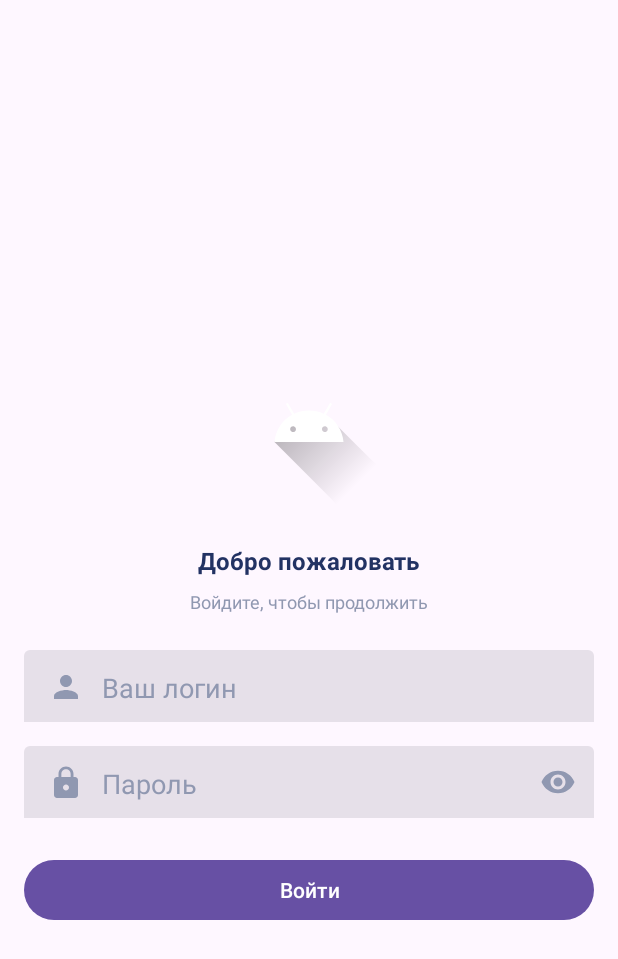
After one commit to inver8/aeon-testapp, an Android app: the fragment LoginFragment shown on its own in the app's theme, on a phone screen of 412 x 824 dp. The commit adds this screen. Shown: the top 959 px of the screen. Run offline under Robolectric (Android 15) with nearby library versions, the phone set to English and light mode, and no system bars; our stand-ins replace Dagger/Hilt's generated code; libraries missing offline, so code that uses them is left out: by.kirich1409.viewbindingdelegate.

Commit message:
Login Fragment

```diff
--- /dev/null
+++ b/app/src/main/java/ru/aeon/testapp/presentation/ui/auth/LoginFragment.kt
@@ -0,0 +1,22 @@
+package ru.aeon.testapp.presentation.ui.auth
+
+import android.os.Bundle
+import android.view.View
+import androidx.fragment.app.Fragment
+import androidx.fragment.app.viewModels
+import by.kirich1409.viewbindingdelegate.viewBinding
+import dagger.hilt.android.AndroidEntryPoint
+import ru.aeon.testapp.R
+import ru.aeon.testapp.databinding.FragmentLoginBinding
+
+@AndroidEntryPoint
+class LoginFragment : Fragment(R.layout.fragment_login) {
+
+    private val binding by viewBinding(FragmentLoginBinding::bind)
+    private val viewModel: LoginViewModel by viewModels()
+
+    override fun onViewCreated(view: View, savedInstanceState: Bundle?) {
+        super.onViewCreated(view, savedInstanceState)
+
+    }
+}
--- /dev/null
+++ b/app/src/main/java/ru/aeon/testapp/presentation/ui/auth/LoginViewModel.kt
@@ -0,0 +1,13 @@
+package ru.aeon.testapp.presentation.ui.auth
+
+import androidx.lifecycle.ViewModel
+import dagger.hilt.android.lifecycle.HiltViewModel
+import javax.inject.Inject
+
+@HiltViewModel
+class LoginViewModel @Inject constructor(
+
+): ViewModel() {
+
+
+}
--- /dev/null
+++ b/app/src/main/res/color/edit_error_color_selector.xml
@@ -0,0 +1,5 @@
+<?xml version="1.0" encoding="utf-8"?>
+<selector xmlns:android="http://schemas.android.com/apk/res/android" xmlns:app="http://schemas.android.com/apk/res-auto">
+    <item android:color="@color/red" app:state_error="true" />
+    <item android:color="@color/edit_icon" />
+</selector>
--- /dev/null
+++ b/app/src/main/res/drawable/ic_lock_24.xml
@@ -0,0 +1,5 @@
+<vector android:height="24dp" android:tint="#FFFFFF"
+    android:viewportHeight="24" android:viewportWidth="24"
+    android:width="24dp" xmlns:android="http://schemas.android.com/apk/res/android">
+    <path android:fillColor="@android:color/white" android:pathData="M18,8h-1L17,6c0,-2.76 -2.24,-5 -5,-5S7,3.24 7,6v2L6,8c-1.1,0 -2,0.9 -2,2v10c0,1.1 0.9,2 2,2h12c1.1,0 2,-0.9 2,-2L20,10c0,-1.1 -0.9,-2 -2,-2zM12,17c-1.1,0 -2,-0.9 -2,-2s0.9,-2 2,-2 2,0.9 2,2 -0.9,2 -2,2zM15.1,8L8.9,8L8.9,6c0,-1.71 1.39,-3.1 3.1,-3.1 1.71,0 3.1,1.39 3.1,3.1v2z"/>
+</vector>
--- /dev/null
+++ b/app/src/main/res/drawable/ic_person_24.xml
@@ -0,0 +1,5 @@
+<vector android:height="24dp" android:tint="#FFFFFF"
+    android:viewportHeight="24" android:viewportWidth="24"
+    android:width="24dp" xmlns:android="http://schemas.android.com/apk/res/android">
+    <path android:fillColor="@android:color/white" android:pathData="M12,12c2.21,0 4,-1.79 4,-4s-1.79,-4 -4,-4 -4,1.79 -4,4 1.79,4 4,4zM12,14c-2.67,0 -8,1.34 -8,4v2h16v-2c0,-2.66 -5.33,-4 -8,-4z"/>
+</vector>
--- /dev/null
+++ b/app/src/main/res/layout/fragment_login.xml
@@ -0,0 +1,111 @@
+<?xml version="1.0" encoding="utf-8"?>
+<androidx.constraintlayout.widget.ConstraintLayout xmlns:android="http://schemas.android.com/apk/res/android"
+    xmlns:app="http://schemas.android.com/apk/res-auto"
+    xmlns:tools="http://schemas.android.com/tools"
+    android:layout_width="match_parent"
+    android:layout_height="match_parent">
+
+    <ImageView
+        android:id="@+id/logo"
+        android:layout_width="wrap_content"
+        android:layout_height="wrap_content"
+        android:layout_marginTop="24dp"
+        android:src="@drawable/ic_launcher_foreground"
+        app:layout_constraintBottom_toTopOf="@id/title"
+        app:layout_constraintEnd_toEndOf="parent"
+        app:layout_constraintStart_toStartOf="parent"
+        app:layout_constraintTop_toTopOf="parent"
+        app:layout_constraintVertical_chainStyle="packed"
+        tools:ignore="ContentDescription" />
+
+    <TextView
+        android:id="@+id/title"
+        style="@style/TestApp.Text.Heading.H4"
+        android:layout_width="wrap_content"
+        android:layout_height="wrap_content"
+        android:layout_marginTop="24dp"
+        android:text="@string/auth_title"
+        app:layout_constraintBottom_toTopOf="@id/subtitle"
+        app:layout_constraintEnd_toEndOf="parent"
+        app:layout_constraintStart_toStartOf="parent"
+        app:layout_constraintTop_toBottomOf="@id/logo" />
+
+    <TextView
+        android:id="@+id/subtitle"
+        style="@style/TestApp.Text.Body.NormalRegular"
+        android:layout_width="wrap_content"
+        android:layout_height="wrap_content"
+        android:layout_marginTop="8dp"
+        android:text="@string/auth_subtitle"
+        app:layout_constraintBottom_toTopOf="@id/username_layout"
+        app:layout_constraintEnd_toEndOf="parent"
+        app:layout_constraintStart_toStartOf="parent"
+        app:layout_constraintTop_toBottomOf="@id/title" />
+
+    <com.google.android.material.textfield.TextInputLayout
+        android:id="@+id/username_layout"
+        style="@style/TestApp.Edit.InputLayout"
+        android:layout_width="0dp"
+        android:layout_height="wrap_content"
+        android:layout_marginStart="16dp"
+        android:layout_marginTop="24dp"
+        android:layout_marginEnd="16dp"
+        app:layout_constraintBottom_toTopOf="@id/password_layout"
+        app:layout_constraintEnd_toEndOf="parent"
+        app:layout_constraintStart_toStartOf="parent"
+        app:layout_constraintTop_toBottomOf="@+id/subtitle"
+        app:layout_constraintWidth_max="480dp">
+
+        <EditText
+            android:id="@+id/username_edit"
+            style="@style/TestApp.Edit"
+            android:layout_width="match_parent"
+            android:layout_height="wrap_content"
+            android:autofillHints="emailAddress"
+            android:drawableStart="@drawable/ic_person_24"
+            android:hint="@string/auth_username_hint"
+            android:imeOptions="actionNext"
+            android:inputType="textEmailAddress" />
+
+    </com.google.android.material.textfield.TextInputLayout>
+
+    <com.google.android.material.textfield.TextInputLayout
+        android:id="@+id/password_layout"
+        style="@style/TestApp.Edit.PasswordInputLayout"
+        android:layout_width="0dp"
+        android:layout_height="wrap_content"
+        android:layout_marginStart="16dp"
+        android:layout_marginTop="16dp"
+        android:layout_marginEnd="16dp"
+        app:layout_constraintBottom_toTopOf="@id/login_button"
+        app:layout_constraintEnd_toEndOf="parent"
+        app:layout_constraintStart_toStartOf="parent"
+        app:layout_constraintTop_toBottomOf="@+id/username_layout"
+        app:layout_constraintWidth_max="480dp">
+
+        <EditText
+            android:id="@+id/password_edit"
+            style="@style/TestApp.Edit.Password"
+            android:layout_width="match_parent"
+            android:layout_height="wrap_content"
+            android:autofillHints="password"
+            android:hint="@string/auth_password_hint"
+            android:imeOptions="actionDone" />
+
+    </com.google.android.material.textfield.TextInputLayout>
+
+    <com.google.android.material.button.MaterialButton
+        android:id="@+id/login_button"
+        android:layout_width="0dp"
+        android:layout_height="wrap_content"
+        android:layout_marginStart="16dp"
+        android:layout_marginTop="24dp"
+        android:layout_marginEnd="16dp"
+        android:text="@string/auth_login_button"
+        app:layout_constraintBottom_toBottomOf="parent"
+        app:layout_constraintEnd_toEndOf="parent"
+        app:layout_constraintStart_toStartOf="parent"
+        app:layout_constraintTop_toBottomOf="@id/password_layout"
+        app:layout_constraintWidth_max="480dp"/>
+
+</androidx.constraintlayout.widget.ConstraintLayout>
--- /dev/null
+++ b/app/src/main/res/navigation/auth.xml
@@ -0,0 +1,13 @@
+<?xml version="1.0" encoding="utf-8"?>
+<navigation xmlns:android="http://schemas.android.com/apk/res/android"
+    xmlns:app="http://schemas.android.com/apk/res-auto"
+    xmlns:tools="http://schemas.android.com/tools"
+    android:id="@+id/auth"
+    app:startDestination="@id/loginFragment">
+
+    <fragment
+        android:id="@+id/loginFragment"
+        android:name="ru.aeon.testapp.presentation.ui.auth.LoginFragment"
+        android:label="LoginFragment"
+        tools:layout="@layout/fragment_login" />
+</navigation>
--- a/app/src/main/res/values/colors.xml
+++ b/app/src/main/res/values/colors.xml
@@ -2,4 +2,14 @@
 <resources>
     <color name="black">#FF000000</color>
     <color name="white">#FFFFFFFF</color>
+    <color name="gray">#9098B1</color>
+    <color name="red">#fb7181</color>
+
+    <color name="light">#EBF0FF</color>
+    <color name="dark">#223263</color>
+
+    <color name="text_heading">@color/dark</color>
+    <color name="text_body">@color/gray</color>
+    <color name="edit_icon">@color/gray</color>
+
 </resources>
--- /dev/null
+++ b/app/src/main/res/values/states.xml
@@ -0,0 +1,4 @@
+<?xml version="1.0" encoding="utf-8"?>
+<resources>
+    <attr name="state_error" format="boolean" />
+</resources>
--- a/app/src/main/res/values/strings.xml
+++ b/app/src/main/res/values/strings.xml
@@ -1,3 +1,10 @@
 <resources>
     <string name="app_name">Aeon Test</string>
+
+    <string name="auth_title">Добро пожаловать</string>
+    <string name="auth_subtitle">Войдите, чтобы продолжить</string>
+    <string name="auth_username_hint">Ваш логин</string>
+    <string name="auth_password_hint">Пароль</string>
+    <string name="auth_login_button">Войти</string>
+
 </resources>
--- a/app/src/main/res/values/themes.xml
+++ b/app/src/main/res/values/themes.xml
@@ -1,9 +1,55 @@
-<resources xmlns:tools="http://schemas.android.com/tools">
-    <!-- Base application theme. -->
+<resources>
+
     <style name="Base.Theme.AeonTest" parent="Theme.Material3.DayNight.NoActionBar">
-        <!-- Customize your light theme here. -->
         <!-- <item name="colorPrimary">@color/my_light_primary</item> -->
     </style>
 
     <style name="Theme.AeonTest" parent="Base.Theme.AeonTest" />
+
+    <style name="TestApp.Text.Heading.H4" parent="TextAppearance.AppCompat">
+        <item name="android:textSize">16sp</item>
+        <item name="android:textStyle">bold</item>
+        <item name="android:textColor">@color/text_heading</item>
+    </style>
+
+    <style name="TestApp.Text.Body.NormalRegular" parent="TextAppearance.AppCompat">
+        <item name="android:textSize">12sp</item>
+        <item name="android:textStyle">normal</item>
+        <item name="android:textColor">@color/text_body</item>
+    </style>
+
+    <style name="TestApp.CursorColor" parent="">
+        <item name="colorControlActivated">@color/gray</item>
+    </style>
+
+    <style name="TestApp.Edit" parent="Widget.AppCompat.EditText">
+        <item name="android:paddingTop">12dp</item>
+        <item name="android:paddingStart">16dp</item>
+        <item name="android:paddingEnd">16dp</item>
+        <item name="android:drawablePadding">12dp</item>
+        <item name="android:minHeight">48dp</item>
+        <item name="android:textColor">@color/gray</item>
+        <item name="android:textColorHint">@color/gray</item>
+        <item name="android:theme">@style/TestApp.CursorColor</item>
+        <item name="android:drawableTint">@color/edit_error_color_selector</item>
+    </style>
+
+    <style name="TestApp.Edit.Password" parent="TestApp.Edit">
+        <item name="android:drawableStart">@drawable/ic_lock_24</item>
+        <item name="android:inputType">textPassword</item>
+    </style>
+
+    <style name="TestApp.Edit.InputLayout" parent="Widget.Material3.TextInputLayout.FilledBox">
+        <item name="boxStrokeWidth">0dp</item>
+        <item name="boxStrokeWidthFocused">0dp</item>
+        <item name="hintEnabled">false</item>
+    </style>
+
+    <style name="TestApp.Edit.PasswordInputLayout" parent="TestApp.Edit.InputLayout">
+        <item name="passwordToggleTint">@color/gray</item>
+        <item name="passwordToggleEnabled">true</item>
+    </style>
+
+
+
 </resources>
```
